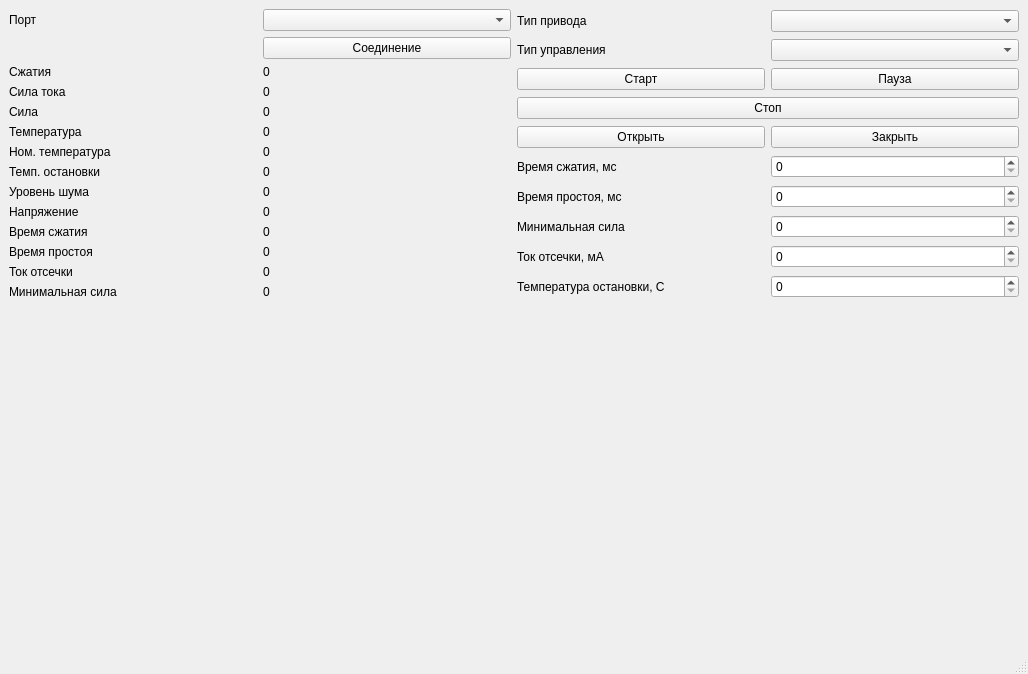
Hinokich/MotoricaStendSoftware, file MotoricaStendInterface/mainwindow.ui: the form before one commit.
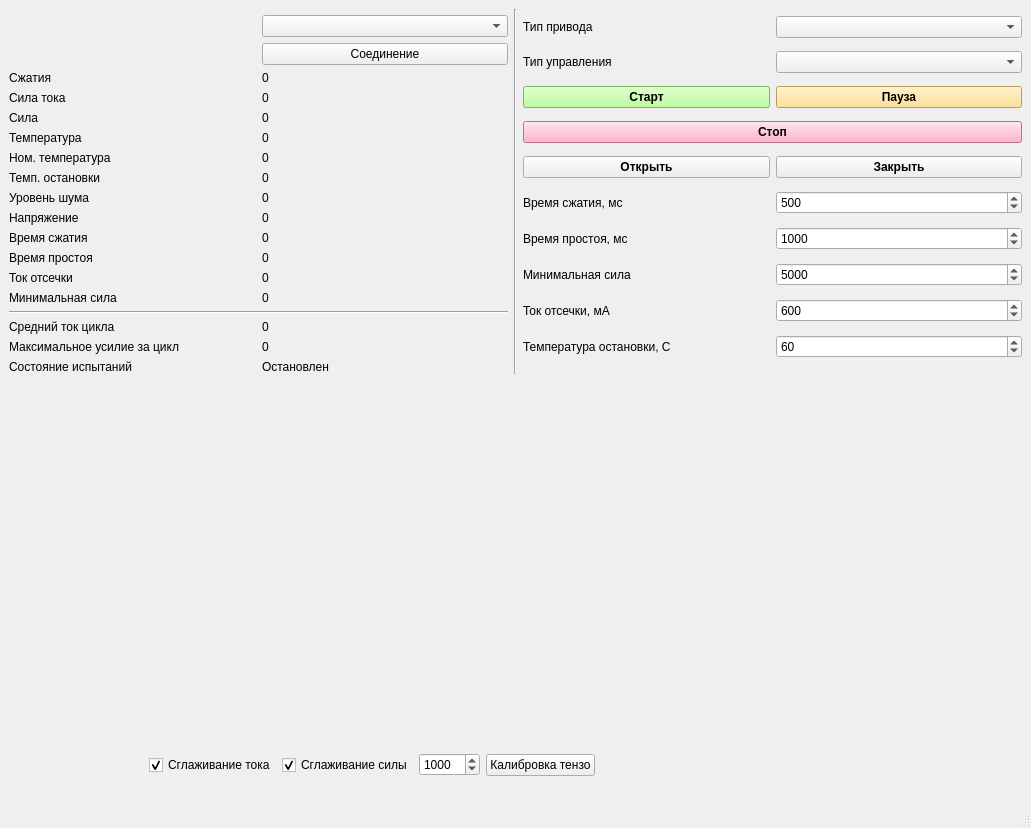
The form after the commit. Custom widgets are drawn as their Qt base class.

```diff
--- a/MotoricaStendInterface/mainwindow.ui
+++ b/MotoricaStendInterface/mainwindow.ui
@@ -6,8 +6,8 @@
    <rect>
     <x>0</x>
     <y>0</y>
-    <width>1028</width>
-    <height>674</height>
+    <width>1031</width>
+    <height>828</height>
    </rect>
   </property>
   <property name="windowTitle">
@@ -19,200 +19,258 @@
      <layout class="QHBoxLayout" name="horizontalLayout_2">
       <item>
        <layout class="QGridLayout" name="gridLayout">
-        <item row="6" column="1">
-         <widget class="QLabel" name="labelTempNom">
-          <property name="text">
-           <string>0</string>
-          </property>
-         </widget>
-        </item>
-        <item row="12" column="0">
+        <item row="13" column="0">
          <widget class="QLabel" name="label_13">
           <property name="text">
            <string>Ток отсечки</string>
           </property>
          </widget>
         </item>
-        <item row="10" column="0">
-         <widget class="QLabel" name="label_10">
+        <item row="14" column="1">
+         <widget class="QLabel" name="labelForceMinimum">
           <property name="text">
-           <string>Время сжатия</string>
+           <string>0</string>
+          </property>
+         </widget>
+        </item>
+        <item row="1" column="1">
+         <widget class="QComboBox" name="comboBoxPort"/>
+        </item>
+        <item row="4" column="0">
+         <widget class="QLabel" name="label_3">
+          <property name="text">
+           <string>Сила тока</string>
+          </property>
+         </widget>
+        </item>
+        <item row="16" column="0">
+         <widget class="QLabel" name="label">
+          <property name="text">
+           <string>Средний ток цикла</string>
           </property>
          </widget>
         </item>
         <item row="3" column="1">
-         <widget class="QLabel" name="labelCurrent">
-          <property name="text">
-           <string>0</string>
-          </property>
-         </widget>
-        </item>
-        <item row="9" column="0">
-         <widget class="QLabel" name="label_9">
-          <property name="text">
-           <string>Напряжение</string>
-          </property>
-         </widget>
-        </item>
-        <item row="2" column="1">
          <widget class="QLabel" name="labelShakesCount">
           <property name="text">
            <string>0</string>
           </property>
          </widget>
         </item>
-        <item row="4" column="1">
-         <widget class="QLabel" name="labelForce">
+        <item row="13" column="1">
+         <widget class="QLabel" name="labelCurrentStop">
           <property name="text">
            <string>0</string>
           </property>
          </widget>
         </item>
-        <item row="0" column="0">
-         <widget class="QLabel" name="label">
+        <item row="11" column="0">
+         <widget class="QLabel" name="label_10">
           <property name="text">
-           <string>Порт</string>
+           <string>Время сжатия</string>
           </property>
          </widget>
         </item>
-        <item row="0" column="1">
-         <widget class="QComboBox" name="comboBoxPort"/>
+        <item row="0" column="0" rowspan="3">
+         <widget class="QLabel" name="labelLogo">
+          <property name="text">
+           <string/>
+          </property>
+          <property name="textFormat">
+           <enum>Qt::PlainText</enum>
+          </property>
+          <property name="scaledContents">
+           <bool>false</bool>
+          </property>
+          <property name="alignment">
+           <set>Qt::AlignLeading|Qt::AlignLeft|Qt::AlignVCenter</set>
+          </property>
+         </widget>
         </item>
-        <item row="10" column="1">
-         <widget class="QLabel" name="labelTimeShake">
+        <item row="17" column="0">
+         <widget class="QLabel" name="label_21">
           <property name="text">
-           <string>0</string>
+           <string>Максимальное усилие за цикл</string>
           </property>
          </widget>
         </item>
-        <item row="8" column="0">
-         <widget class="QLabel" name="label_7">
+        <item row="12" column="0">
+         <widget class="QLabel" name="label_11">
           <property name="text">
-           <string>Уровень шума</string>
+           <string>Время простоя</string>
           </property>
          </widget>
         </item>
-        <item row="7" column="0">
-         <widget class="QLabel" name="label_8">
+        <item row="2" column="1">
+         <widget class="QPushButton" name="pushButtonConnect">
           <property name="text">
-           <string>Темп. остановки</string>
+           <string>Соединение</string>
           </property>
          </widget>
         </item>
-        <item row="4" column="0">
+        <item row="6" column="0">
+         <widget class="QLabel" name="label_5">
+          <property name="text">
+           <string>Температура</string>
+          </property>
+         </widget>
+        </item>
+        <item row="5" column="0">
          <widget class="QLabel" name="label_4">
           <property name="text">
            <string>Сила</string>
           </property>
          </widget>
         </item>
+        <item row="11" column="1">
+         <widget class="QLabel" name="labelTimeShake">
+          <property name="text">
+           <string>0</string>
+          </property>
+         </widget>
+        </item>
+        <item row="7" column="1">
+         <widget class="QLabel" name="labelTempNom">
+          <property name="text">
+           <string>0</string>
+          </property>
+         </widget>
+        </item>
         <item row="12" column="1">
-         <widget class="QLabel" name="labelCurrentStop">
+         <widget class="QLabel" name="labelTimeCooling">
           <property name="text">
            <string>0</string>
           </property>
          </widget>
         </item>
-        <item row="3" column="0">
-         <widget class="QLabel" name="label_3">
-          <property name="text">
-           <string>Сила тока</string>
-          </property>
-         </widget>
-        </item>
-        <item row="6" column="0">
+        <item row="7" column="0">
          <widget class="QLabel" name="label_6">
           <property name="text">
            <string>Ном. температура</string>
           </property>
          </widget>
         </item>
-        <item row="7" column="1">
-         <widget class="QLabel" name="labelTempStop">
+        <item row="10" column="0">
+         <widget class="QLabel" name="label_9">
+          <property name="text">
+           <string>Напряжение</string>
+          </property>
+         </widget>
+        </item>
+        <item row="4" column="1">
+         <widget class="QLabel" name="labelCurrent">
           <property name="text">
            <string>0</string>
           </property>
          </widget>
         </item>
-        <item row="13" column="0">
+        <item row="14" column="0">
          <widget class="QLabel" name="label_14">
           <property name="text">
            <string>Минимальная сила</string>
           </property>
          </widget>
         </item>
-        <item row="1" column="1">
-         <widget class="QPushButton" name="pushButtonConnect">
+        <item row="8" column="0">
+         <widget class="QLabel" name="label_8">
           <property name="text">
-           <string>Соединение</string>
+           <string>Темп. остановки</string>
           </property>
          </widget>
         </item>
-        <item row="11" column="0">
-         <widget class="QLabel" name="label_11">
+        <item row="9" column="0">
+         <widget class="QLabel" name="label_7">
           <property name="text">
-           <string>Время простоя</string>
+           <string>Уровень шума</string>
           </property>
          </widget>
         </item>
-        <item row="5" column="1">
-         <widget class="QLabel" name="labelTemp">
-          <property name="text">
-           <string>0</string>
-          </property>
-         </widget>
-        </item>
-        <item row="8" column="1">
+        <item row="9" column="1">
          <widget class="QLabel" name="labelNoise">
           <property name="text">
            <string>0</string>
           </property>
          </widget>
         </item>
-        <item row="5" column="0">
-         <widget class="QLabel" name="label_5">
+        <item row="6" column="1">
+         <widget class="QLabel" name="labelTemp">
           <property name="text">
-           <string>Температура</string>
+           <string>0</string>
           </property>
          </widget>
         </item>
-        <item row="9" column="1">
+        <item row="8" column="1">
+         <widget class="QLabel" name="labelTempStop">
+          <property name="text">
+           <string>0</string>
+          </property>
+         </widget>
+        </item>
+        <item row="10" column="1">
          <widget class="QLabel" name="labelVoltage">
           <property name="text">
            <string>0</string>
           </property>
          </widget>
         </item>
-        <item row="13" column="1">
-         <widget class="QLabel" name="labelForceMinimum">
-          <property name="text">
-           <string>0</string>
-          </property>
-         </widget>
-        </item>
-        <item row="2" column="0">
+        <item row="3" column="0">
          <widget class="QLabel" name="label_2">
           <property name="text">
            <string>Сжатия</string>
           </property>
          </widget>
         </item>
-        <item row="11" column="1">
-         <widget class="QLabel" name="labelTimeCooling">
+        <item row="5" column="1">
+         <widget class="QLabel" name="labelForce">
           <property name="text">
            <string>0</string>
           </property>
          </widget>
         </item>
-        <item row="1" column="0">
-         <widget class="QLabel" name="labelLogo">
+        <item row="18" column="0">
+         <widget class="QLabel" name="label_22">
           <property name="text">
-           <string> </string>
+           <string>Состояние испытаний</string>
+          </property>
+         </widget>
+        </item>
+        <item row="18" column="1">
+         <widget class="QLabel" name="labelTestState">
+          <property name="text">
+           <string>Остановлен</string>
+          </property>
+         </widget>
+        </item>
+        <item row="16" column="1">
+         <widget class="QLabel" name="labelCurrentAverage">
+          <property name="text">
+           <string>0</string>
+          </property>
+         </widget>
+        </item>
+        <item row="15" column="0" colspan="2">
+         <widget class="Line" name="line">
+          <property name="orientation">
+           <enum>Qt::Horizontal</enum>
+          </property>
+         </widget>
+        </item>
+        <item row="17" column="1">
+         <widget class="QLabel" name="labelForceMaximum">
+          <property name="text">
+           <string>0</string>
           </property>
          </widget>
         </item>
        </layout>
       </item>
+      <item>
+       <widget class="Line" name="line_2">
+        <property name="orientation">
+         <enum>Qt::Vertical</enum>
+        </property>
+       </widget>
+      </item>
       <item>
        <layout class="QGridLayout" name="gridLayout_2">
         <item row="7" column="0">
@@ -223,7 +281,11 @@
          </widget>
         </item>
         <item row="9" column="1">
-         <widget class="QSpinBox" name="spinBoxTempStop"/>
+         <widget class="QSpinBox" name="spinBoxTempStop">
+          <property name="value">
+           <number>60</number>
+          </property>
+         </widget>
         </item>
         <item row="5" column="0">
          <widget class="QLabel" name="label_16">
@@ -234,6 +296,12 @@
         </item>
         <item row="4" column="1">
          <widget class="QPushButton" name="pushButtonClose">
+          <property name="font">
+           <font>
+            <weight>75</weight>
+            <bold>true</bold>
+           </font>
+          </property>
           <property name="text">
            <string>Закрыть</string>
           </property>
@@ -244,6 +312,9 @@
           <property name="maximum">
            <number>100000</number>
           </property>
+          <property name="value">
+           <number>500</number>
+          </property>
          </widget>
         </item>
         <item row="6" column="1">
@@ -251,6 +322,9 @@
           <property name="maximum">
            <number>100000</number>
           </property>
+          <property name="value">
+           <number>1000</number>
+          </property>
          </widget>
         </item>
         <item row="1" column="0">
@@ -265,10 +339,22 @@
           <property name="maximum">
            <number>10000</number>
           </property>
+          <property name="value">
+           <number>600</number>
+          </property>
          </widget>
         </item>
         <item row="2" column="1">
          <widget class="QPushButton" name="pushButtonPause">
+          <property name="font">
+           <font>
+            <weight>75</weight>
+            <bold>true</bold>
+           </font>
+          </property>
+          <property name="styleSheet">
+           <string notr="true">background-color: rgb(255, 218, 123);</string>
+          </property>
           <property name="text">
            <string>Пауза</string>
           </property>
@@ -283,6 +369,15 @@
         </item>
         <item row="2" column="0">
          <widget class="QPushButton" name="pushButtonStart">
+          <property name="font">
+           <font>
+            <weight>75</weight>
+            <bold>true</bold>
+           </font>
+          </property>
+          <property name="styleSheet">
+           <string notr="true">background-color: rgb(170, 255, 127);</string>
+          </property>
           <property name="text">
            <string>Старт</string>
           </property>
@@ -297,6 +392,15 @@
         </item>
         <item row="3" column="0" colspan="2">
          <widget class="QPushButton" name="pushButtonStop">
+          <property name="font">
+           <font>
+            <weight>75</weight>
+            <bold>true</bold>
+           </font>
+          </property>
+          <property name="styleSheet">
+           <string notr="true">background-color: rgb(255, 155, 190);</string>
+          </property>
           <property name="text">
            <string>Стоп</string>
           </property>
@@ -324,6 +428,12 @@
         </item>
         <item row="4" column="0">
          <widget class="QPushButton" name="pushButtonOpen">
+          <property name="font">
+           <font>
+            <weight>75</weight>
+            <bold>true</bold>
+           </font>
+          </property>
           <property name="text">
            <string>Открыть</string>
           </property>
@@ -334,6 +444,9 @@
           <property name="maximum">
            <number>1000000</number>
           </property>
+          <property name="value">
+           <number>5000</number>
+          </property>
          </widget>
         </item>
        </layout>
@@ -343,10 +456,116 @@
     <item>
      <layout class="QHBoxLayout" name="horizontalLayout_3">
       <item>
-       <widget class="QCustomPlot" name="plotter1" native="true"/>
+       <widget class="QCustomPlot" name="plotter1" native="true">
+        <property name="minimumSize">
+         <size>
+          <width>500</width>
+          <height>250</height>
+         </size>
+        </property>
+       </widget>
       </item>
       <item>
-       <widget class="QCustomPlot" name="plotter2" native="true"/>
+       <widget class="QCustomPlot" name="plotter2" native="true">
+        <property name="minimumSize">
+         <size>
+          <width>500</width>
+          <height>250</height>
+         </size>
+        </property>
+       </widget>
+      </item>
+     </layout>
+    </item>
+    <item>
+     <layout class="QGridLayout" name="gridLayout_3">
+      <item row="0" column="2">
+       <widget class="QCheckBox" name="checkBoxCurrentSmooth">
+        <property name="text">
+         <string>Сглаживание тока</string>
+        </property>
+        <property name="checked">
+         <bool>true</bool>
+        </property>
+       </widget>
+      </item>
+      <item row="0" column="5">
+       <widget class="QPushButton" name="pushButton">
+        <property name="text">
+         <string>Калибровка тензо</string>
+        </property>
+       </widget>
+      </item>
+      <item row="0" column="1">
+       <widget class="QLabel" name="labelRUD">
+        <property name="minimumSize">
+         <size>
+          <width>64</width>
+          <height>64</height>
+         </size>
+        </property>
+        <property name="maximumSize">
+         <size>
+          <width>64</width>
+          <height>64</height>
+         </size>
+        </property>
+        <property name="text">
+         <string> </string>
+        </property>
+       </widget>
+      </item>
+      <item row="0" column="0">
+       <widget class="QLabel" name="labelOverheat">
+        <property name="minimumSize">
+         <size>
+          <width>64</width>
+          <height>64</height>
+         </size>
+        </property>
+        <property name="maximumSize">
+         <size>
+          <width>64</width>
+          <height>64</height>
+         </size>
+        </property>
+        <property name="text">
+         <string> </string>
+        </property>
+       </widget>
+      </item>
+      <item row="0" column="3">
+       <widget class="QCheckBox" name="checkBoxForceSmooth">
+        <property name="text">
+         <string>Сглаживание силы</string>
+        </property>
+        <property name="checked">
+         <bool>true</bool>
+        </property>
+       </widget>
+      </item>
+      <item row="0" column="4">
+       <widget class="QSpinBox" name="spinBoxTensoCalib">
+        <property name="maximum">
+         <number>10000</number>
+        </property>
+        <property name="value">
+         <number>1000</number>
+        </property>
+       </widget>
+      </item>
+      <item row="0" column="6">
+       <spacer name="horizontalSpacer">
+        <property name="orientation">
+         <enum>Qt::Horizontal</enum>
+        </property>
+        <property name="sizeHint" stdset="0">
+         <size>
+          <width>40</width>
+          <height>20</height>
+         </size>
+        </property>
+       </spacer>
       </item>
      </layout>
     </item>
```
Left out of the diff: 2 changed lines with no effect on the pictures.
